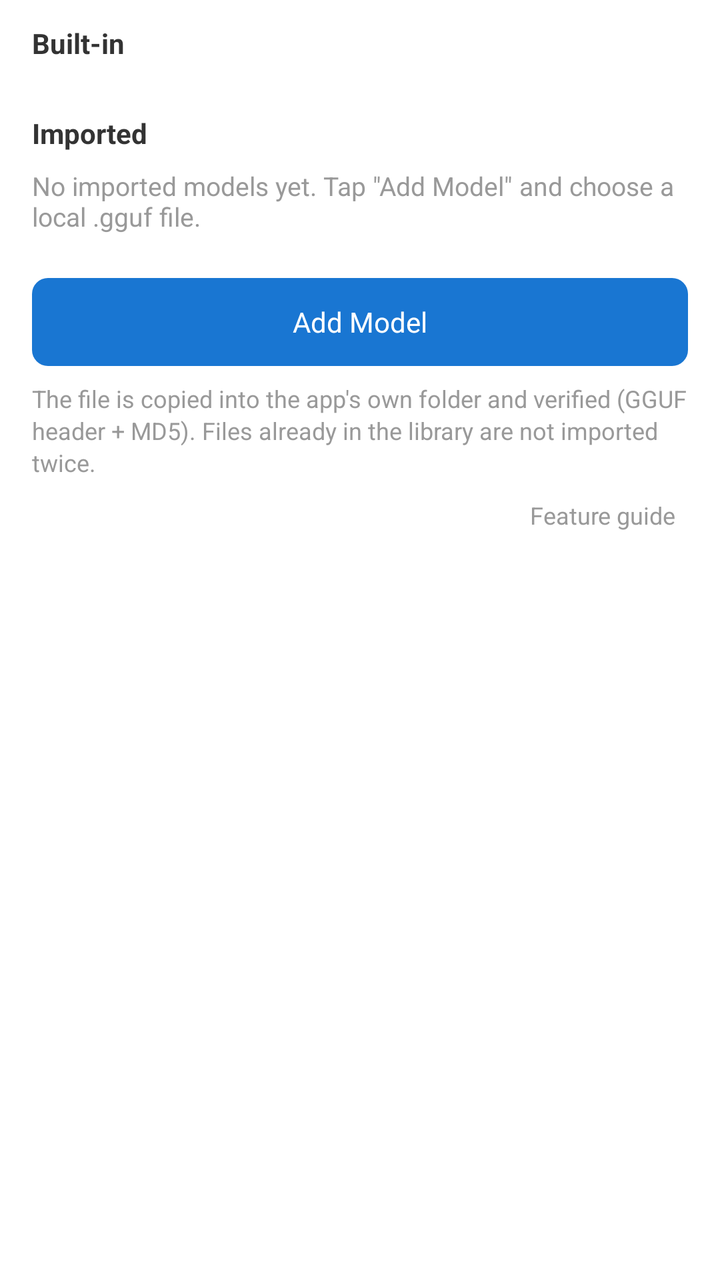
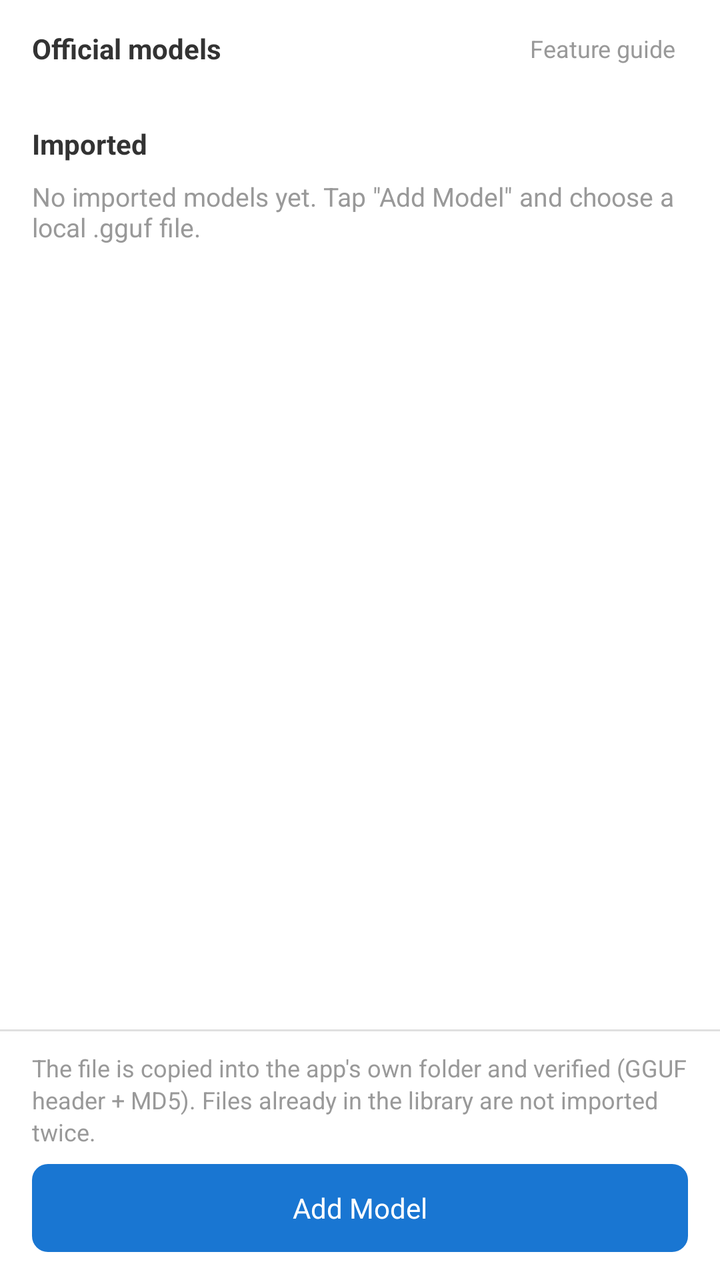

Before-and-after screenshots of an Android layout around one commit, followed by the original layout XML and the change that was made.
<!-- AndroidManifest.xml: application theme Theme.MT -->
<!-- res/layout/fragment_llamacpp_model.xml -->
<?xml version="1.0" encoding="utf-8"?>
<ScrollView xmlns:android="http://schemas.android.com/apk/res/android"
    android:layout_width="match_parent"
    android:layout_height="match_parent"
    android:fillViewport="true">

    <LinearLayout
        android:layout_width="match_parent"
        android:layout_height="wrap_content"
        android:orientation="vertical"
        android:paddingHorizontal="16dp"
        android:paddingTop="12dp"
        android:paddingBottom="20dp">

        
        <TextView
            android:layout_width="match_parent"
            android:layout_height="wrap_content"
            android:paddingBottom="8dp"
            android:text="@string/llamacpp_group_builtin"
            android:textColor="@color/text_primary"
            android:textSize="14sp"
            android:textStyle="bold" />

        <LinearLayout
            android:id="@+id/builtinContainer"
            android:layout_width="match_parent"
            android:layout_height="wrap_content"
            android:orientation="vertical" />

        
        <TextView
            android:layout_width="match_parent"
            android:layout_height="wrap_content"
            android:layout_marginTop="18dp"
            android:paddingBottom="8dp"
            android:text="@string/llamacpp_group_imported"
            android:textColor="@color/text_primary"
            android:textSize="14sp"
            android:textStyle="bold" />

        <TextView
            android:id="@+id/importedEmpty"
            android:layout_width="match_parent"
            android:layout_height="wrap_content"
            android:layout_marginBottom="4dp"
            android:text="@string/llamacpp_empty_imported"
            android:textColor="@color/text_tertiary"
            android:textSize="13sp" />

        <LinearLayout
            android:id="@+id/importedContainer"
            android:layout_width="match_parent"
            android:layout_height="wrap_content"
            android:orientation="vertical" />

        
        <TextView
            android:id="@+id/btnAddModel"
            android:layout_width="match_parent"
            android:layout_height="wrap_content"
            android:layout_marginTop="18dp"
            android:background="@drawable/btn_download"
            android:gravity="center"
            android:minHeight="44dp"
            android:text="@string/llamacpp_add_model"
            android:textColor="@android:color/white"
            android:textSize="14sp" />

        <TextView
            android:id="@+id/addHint"
            android:layout_width="match_parent"
            android:layout_height="wrap_content"
            android:layout_marginTop="8dp"
            android:lineSpacingExtra="2dp"
            android:text="@string/llamacpp_import_hint"
            android:textColor="@color/text_tertiary"
            android:textSize="12sp" />

        
        <TextView
            android:id="@+id/btnIntroLink"
            android:layout_width="wrap_content"
            android:layout_height="wrap_content"
            android:layout_gravity="end"
            android:layout_marginTop="6dp"
            android:background="?android:attr/selectableItemBackground"
            android:paddingHorizontal="6dp"
            android:paddingVertical="4dp"
            android:text="@string/llamacpp_view_intro"
            android:textColor="@color/text_tertiary"
            android:textSize="12sp" />

        
        <LinearLayout
            android:id="@+id/importProgressBox"
            android:layout_width="match_parent"
            android:layout_height="wrap_content"
            android:layout_marginTop="14dp"
            android:background="@drawable/dialog_background"
            android:orientation="vertical"
            android:paddingHorizontal="14dp"
            android:paddingVertical="12dp"
            android:visibility="gone">

            <TextView
                android:id="@+id/importProgressText"
                android:layout_width="match_parent"
                android:layout_height="wrap_content"
                android:text="@string/llamacpp_import_started"
                android:textColor="@color/text_primary"
                android:textSize="12sp" />

            <ProgressBar
                android:id="@+id/importProgress"
                style="?android:attr/progressBarStyleHorizontal"
                android:layout_width="match_parent"
                android:layout_height="wrap_content"
                android:layout_marginTop="6dp"
                android:max="100" />

            <TextView
                android:id="@+id/btnCancelImport"
                android:layout_width="wrap_content"
                android:layout_height="wrap_content"
                android:layout_gravity="end"
                android:layout_marginTop="6dp"
                android:background="@drawable/btn_neutral"
                android:gravity="center"
                android:minHeight="32dp"
                android:minWidth="72dp"
                android:text="@string/cancel"
                android:textColor="@color/text_primary"
                android:textSize="12sp" />
        </LinearLayout>
    </LinearLayout>
</ScrollView>
<!-- resources referenced by this layout -->
<resources>
  <color name="text_primary">#333333</color>
  <color name="text_tertiary">#999999</color>
  <!-- drawable btn_download (drawable) -->
  <?xml version="1.0" encoding="utf-8"?>
  <shape xmlns:android="http://schemas.android.com/apk/res/android"
      android:shape="rectangle">
      <solid android:color="#1976D2"/>
      <corners android:radius="8dp"/>
  </shape>
  <!-- drawable btn_neutral (drawable) -->
  <?xml version="1.0" encoding="utf-8"?>
  <shape xmlns:android="http://schemas.android.com/apk/res/android"
      android:shape="rectangle">
      <solid android:color="@color/surface_variant" />
      <corners android:radius="8dp" />
  </shape>
  <!-- drawable dialog_background (drawable) -->
  <?xml version="1.0" encoding="utf-8"?>
  <shape xmlns:android="http://schemas.android.com/apk/res/android"
      android:shape="rectangle">
  
      <solid android:color="@color/surface" />
      <corners android:radius="20dp" />
  
  </shape>
  <string name="cancel">Cancel</string>
  <string name="llamacpp_add_model">Add Model</string>
  <string name="llamacpp_empty_imported">No imported models yet. Tap \"Add Model\" and choose a local .gguf file.</string>
  <string name="llamacpp_group_builtin">Built-in</string>
  <string name="llamacpp_group_imported">Imported</string>
  <string name="llamacpp_import_hint">The file is copied into the app\'s own folder and verified (GGUF header + MD5). Files already in the library are not imported twice.</string>
  <string name="llamacpp_import_started">Importing…</string>
  <string name="llamacpp_view_intro">Feature guide</string>
  <style name="Theme.MT" parent="Base.Theme.MT">
          
          <item name="android:navigationBarColor">@android:color/transparent</item>
          <item name="android:statusBarColor">@android:color/transparent</item>
          <item name="android:windowLightStatusBar">?attr/isLightTheme</item>
      </style>
  <color name="surface_variant">#EFF7FB</color>
  <color name="surface">#FFFFFF</color>
  <style name="Base.Theme.MT" parent="Theme.Material3.DayNight.NoActionBar">
          <item name="colorPrimary">@color/primary</item>
          <item name="preferenceTheme">@style/AppPreferenceTheme</item>
          <item name="android:windowBackground">@color/surface</item>
          <item name="android:navigationBarColor">
              @android:color/transparent
          </item>
          <item name="android:enforceNavigationBarContrast">false</item>
          <item name="android:enforceStatusBarContrast">false</item>
      </style>
  <color name="primary">#55AEEA</color>
  <style name="AppPreferenceTheme" parent="@style/PreferenceThemeOverlay">
          <item name="android:preferenceStyle">@style/AppPrefStyle</item>
      </style>
  <style name="AppPrefStyle">
          <item name="android:layout">@layout/preference_item_fit</item>
      </style>
</resources>

<!-- the commit's change to res/layout/fragment_llamacpp_model.xml (unified diff, before → after) -->
@@ -1,102 +1,110 @@
 <?xml version="1.0" encoding="utf-8"?>
-<ScrollView xmlns:android="http://schemas.android.com/apk/res/android"
+<LinearLayout xmlns:android="http://schemas.android.com/apk/res/android"
     android:layout_width="match_parent"
     android:layout_height="match_parent"
-    android:fillViewport="true">
+    android:orientation="vertical">
+
+    <ScrollView
+        android:id="@+id/contentScroll"
+        android:layout_width="match_parent"
+        android:layout_height="0dp"
+        android:layout_weight="1"
+        android:fillViewport="true">
+
+        <LinearLayout
+            android:layout_width="match_parent"
+            android:layout_height="wrap_content"
+            android:orientation="vertical"
+            android:paddingHorizontal="16dp"
+            android:paddingTop="12dp">
+
+            
+            <LinearLayout
+                android:layout_width="match_parent"
+                android:layout_height="wrap_content"
+                android:gravity="center_vertical"
+                android:orientation="horizontal"
+                android:paddingBottom="8dp">
+
+                <TextView
+                    android:layout_width="0dp"
+                    android:layout_height="wrap_content"
+                    android:layout_weight="1"
+                    android:text="@string/llamacpp_group_official"
+                    android:textColor="@color/text_primary"
+                    android:textSize="14sp"
+                    android:textStyle="bold" />
+
+                <TextView
+                    android:id="@+id/btnIntroLink"
+                    android:layout_width="wrap_content"
+                    android:layout_height="wrap_content"
+                    android:background="?android:attr/selectableItemBackground"
+                    android:paddingHorizontal="6dp"
+                    android:paddingVertical="4dp"
+                    android:text="@string/llamacpp_view_intro"
+                    android:textColor="@color/text_tertiary"
+                    android:textSize="12sp" />
+            </LinearLayout>
+
+            <LinearLayout
+                android:id="@+id/builtinContainer"
+                android:layout_width="match_parent"
+                android:layout_height="wrap_content"
+                android:orientation="vertical" />
+
+            
+            <TextView
+                android:layout_width="match_parent"
+                android:layout_height="wrap_content"
+                android:layout_marginTop="18dp"
+                android:paddingBottom="8dp"
+                android:text="@string/llamacpp_group_imported"
+                android:textColor="@color/text_primary"
+                android:textSize="14sp"
+                android:textStyle="bold" />
+
+            <TextView
+                android:id="@+id/importedEmpty"
+                android:layout_width="match_parent"
+                android:layout_height="wrap_content"
+                android:layout_marginBottom="4dp"
+                android:text="@string/llamacpp_empty_imported"
+                android:textColor="@color/text_tertiary"
+                android:textSize="13sp" />
+
+            <LinearLayout
+                android:id="@+id/importedContainer"
+                android:layout_width="match_parent"
+                android:layout_height="wrap_content"
+                android:orientation="vertical" />
+
+            <Space
+                android:layout_width="match_parent"
+                android:layout_height="12dp" />
+        </LinearLayout>
+    </ScrollView>
+
+    <View
+        android:layout_width="match_parent"
+        android:layout_height="1dp"
+        android:background="@color/divider" />
 
     <LinearLayout
+        android:id="@+id/bottomBar"
         android:layout_width="match_parent"
         android:layout_height="wrap_content"
         android:orientation="vertical"
         android:paddingHorizontal="16dp"
-        android:paddingTop="12dp"
-        android:paddingBottom="20dp">
-
-        
-        <TextView
-            android:layout_width="match_parent"
-            android:layout_height="wrap_content"
-            android:paddingBottom="8dp"
-            android:text="@string/llamacpp_group_builtin"
-            android:textColor="@color/text_primary"
-            android:textSize="14sp"
-            android:textStyle="bold" />
-
-        <LinearLayout
-            android:id="@+id/builtinContainer"
-            android:layout_width="match_parent"
-            android:layout_height="wrap_content"
-            android:orientation="vertical" />
-
-        
-        <TextView
-            android:layout_width="match_parent"
-            android:layout_height="wrap_content"
-            android:layout_marginTop="18dp"
-            android:paddingBottom="8dp"
-            android:text="@string/llamacpp_group_imported"
-            android:textColor="@color/text_primary"
-            android:textSize="14sp"
-            android:textStyle="bold" />
-
-        <TextView
-            android:id="@+id/importedEmpty"
-            android:layout_width="match_parent"
-            android:layout_height="wrap_content"
-            android:layout_marginBottom="4dp"
-            android:text="@string/llamacpp_empty_imported"
-            android:textColor="@color/text_tertiary"
-            android:textSize="13sp" />
-
-        <LinearLayout
-            android:id="@+id/importedContainer"
-            android:layout_width="match_parent"
-            android:layout_height="wrap_content"
-            android:orientation="vertical" />
-
-        
-        <TextView
-            android:id="@+id/btnAddModel"
-            android:layout_width="match_parent"
-            android:layout_height="wrap_content"
-            android:layout_marginTop="18dp"
-            android:background="@drawable/btn_download"
-            android:gravity="center"
-            android:minHeight="44dp"
-            android:text="@string/llamacpp_add_model"
-            android:textColor="@android:color/white"
-            android:textSize="14sp" />
-
-        <TextView
-            android:id="@+id/addHint"
-            android:layout_width="match_parent"
-            android:layout_height="wrap_content"
-            android:layout_marginTop="8dp"
-            android:lineSpacingExtra="2dp"
-            android:text="@string/llamacpp_import_hint"
-            android:textColor="@color/text_tertiary"
-            android:textSize="12sp" />
-
-        
-        <TextView
-            android:id="@+id/btnIntroLink"
-            android:layout_width="wrap_content"
-            android:layout_height="wrap_content"
-            android:layout_gravity="end"
-            android:layout_marginTop="6dp"
-            android:background="?android:attr/selectableItemBackground"
-            android:paddingHorizontal="6dp"
-            android:paddingVertical="4dp"
-            android:text="@string/llamacpp_view_intro"
-            android:textColor="@color/text_tertiary"
-            android:textSize="12sp" />
+        android:paddingTop="10dp"
+        android:paddingBottom="14dp">
 
         
         <LinearLayout
             android:id="@+id/importProgressBox"
             android:layout_width="match_parent"
             android:layout_height="wrap_content"
-            android:layout_marginTop="14dp"
+            android:layout_marginBottom="10dp"
             android:background="@drawable/dialog_background"
             android:orientation="vertical"
             android:paddingHorizontal="14dp"
@@ -133,5 +141,27 @@
                 android:textColor="@color/text_primary"
                 android:textSize="12sp" />
         </LinearLayout>
+
+        
+        <TextView
+            android:id="@+id/addHint"
+            android:layout_width="match_parent"
+            android:layout_height="wrap_content"
+            android:lineSpacingExtra="2dp"
+            android:text="@string/llamacpp_import_hint"
+            android:textColor="@color/text_tertiary"
+            android:textSize="12sp" />
+
+        <TextView
+            android:id="@+id/btnAddModel"
+            android:layout_width="match_parent"
+            android:layout_height="wrap_content"
+            android:layout_marginTop="8dp"
+            android:background="@drawable/btn_download"
+            android:gravity="center"
+            android:minHeight="44dp"
+            android:text="@string/llamacpp_add_model"
+            android:textColor="@android:color/white"
+            android:textSize="14sp" />
     </LinearLayout>
-</ScrollView>
+</LinearLayout>
<!-- resource entries referenced after the edit -->
@@ -1,5 +1,6 @@
 <!-- resources referenced by this layout -->
 <resources>
+  <color name="divider">#E0E0E0</color>
   <color name="text_primary">#333333</color>
   <color name="text_tertiary">#999999</color>
   <!-- drawable btn_download (drawable) -->
@@ -28,8 +29,8 @@
   <string name="cancel">Cancel</string>
   <string name="llamacpp_add_model">Add Model</string>
   <string name="llamacpp_empty_imported">No imported models yet. Tap \"Add Model\" and choose a local .gguf file.</string>
-  <string name="llamacpp_group_builtin">Built-in</string>
   <string name="llamacpp_group_imported">Imported</string>
+  <string name="llamacpp_group_official">Official models</string>
   <string name="llamacpp_import_hint">The file is copied into the app\'s own folder and verified (GGUF header + MD5). Files already in the library are not imported twice.</string>
   <string name="llamacpp_import_started">Importing…</string>
   <string name="llamacpp_view_intro">Feature guide</string>
